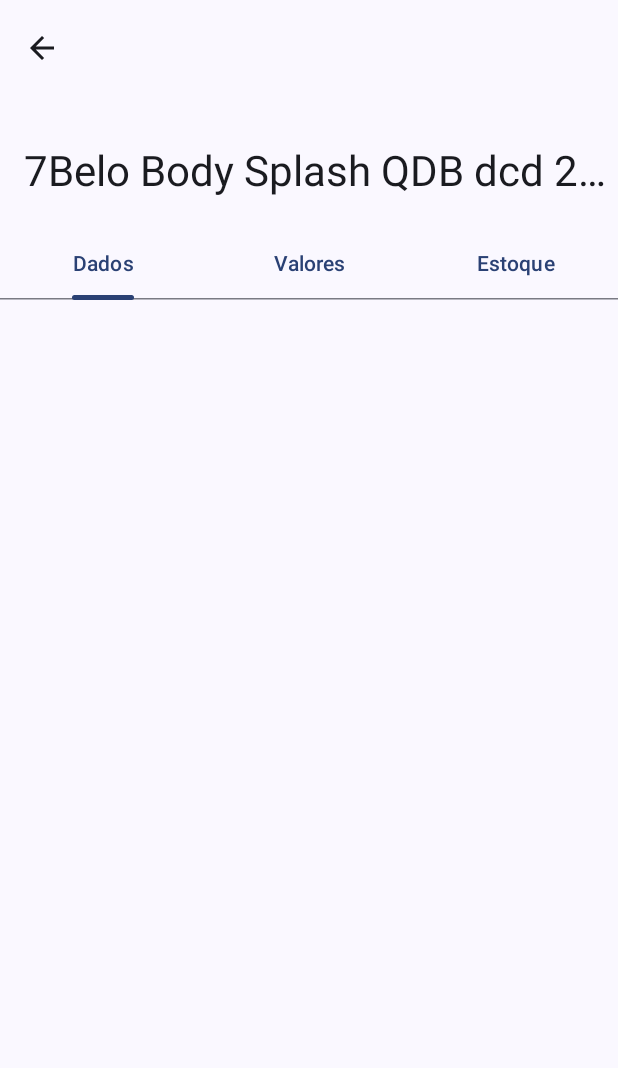
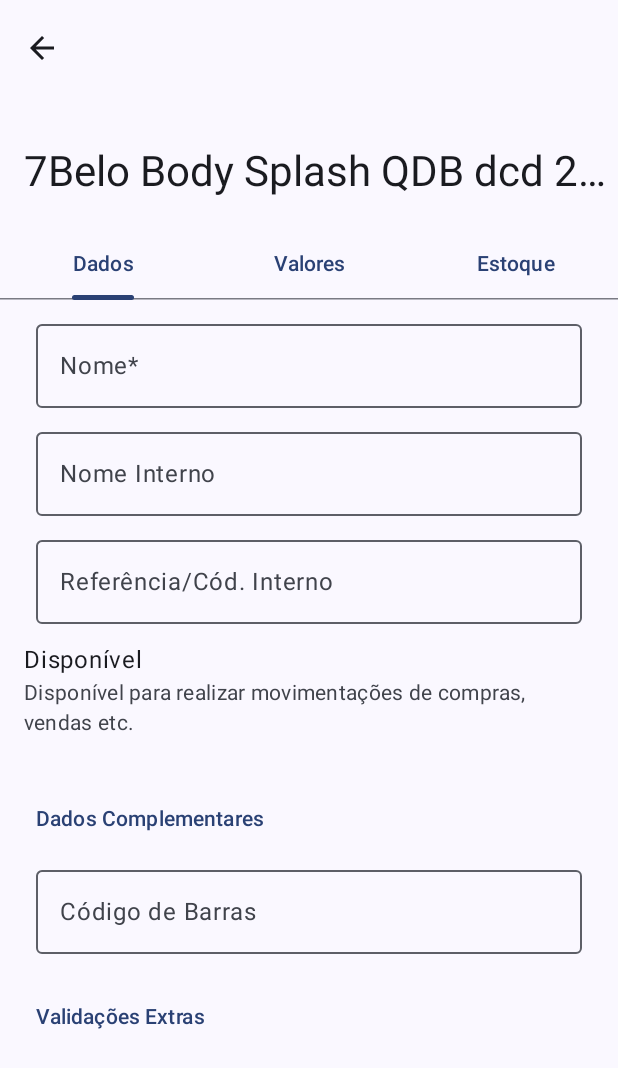
Before and after one commit to gabrielwbenatti/cosmetika, an Android app built with Jetpack Compose: the ProductsDetailPage screen opened through its navigation route, on a phone screen of 412 x 824 dp. Shown: the top 1068 px of the screen. Run offline under Robolectric (Android 15) with nearby library versions, the phone set to English and light mode, and no system bars; 1 statement that could not run was skipped.

Commit message:
ajustes - incompleto

```diff
--- /dev/null
+++ b/CosmetikaApp/app/src/main/java/com/nittbae/cosmetika/ui/components/base/CKOutlinedTextField.kt
@@ -0,0 +1,24 @@
+package com.nittbae.cosmetika.ui.components.base
+
+import androidx.compose.foundation.layout.fillMaxWidth
+import androidx.compose.foundation.layout.padding
+import androidx.compose.material3.OutlinedTextField
+import androidx.compose.material3.Text
+import androidx.compose.runtime.Composable
+import androidx.compose.ui.Modifier
+import androidx.compose.ui.unit.dp
+
+@Composable
+fun CKOutlinedTextField(
+    modifier: Modifier = Modifier,
+    label: String,
+    value: String,
+    onValueChange: (String) -> Unit,
+) {
+    OutlinedTextField(
+        modifier = modifier,
+        label = { Text(text = label) },
+        value = value,
+        onValueChange = onValueChange
+    )
+}
--- /dev/null
+++ b/CosmetikaApp/app/src/main/java/com/nittbae/cosmetika/ui/components/base/CKSettingItemList.kt
@@ -0,0 +1,78 @@
+package com.nittbae.cosmetika.ui.page.home.products
+
+import androidx.compose.foundation.clickable
+import androidx.compose.foundation.layout.Arrangement
+import androidx.compose.foundation.layout.Box
+import androidx.compose.foundation.layout.Column
+import androidx.compose.foundation.layout.Row
+import androidx.compose.foundation.layout.fillMaxHeight
+import androidx.compose.foundation.layout.fillMaxWidth
+import androidx.compose.foundation.layout.padding
+import androidx.compose.material3.ListItem
+import androidx.compose.material3.MaterialTheme
+import androidx.compose.material3.Surface
+import androidx.compose.material3.Text
+import androidx.compose.runtime.Composable
+import androidx.compose.ui.Alignment
+import androidx.compose.ui.Modifier
+import androidx.compose.ui.graphics.Color
+import androidx.compose.ui.text.style.TextOverflow
+import androidx.compose.ui.unit.dp
+
+@Composable
+fun CKSettingListItem(
+    modifier: Modifier = Modifier,
+    headline: String,
+    supportingText: String? = null,
+    leading: (@Composable () -> Unit)? = null,
+    trailing: (@Composable () -> Unit)? = null,
+    onClick: (() -> Unit)? = null,
+) {
+    Surface(
+        modifier = Modifier
+            .fillMaxWidth()
+            .clickable { onClick?.invoke() },
+        color = Color.Unspecified
+    ) {
+        Row(
+            modifier = Modifier.padding(horizontal = 24.dp, vertical = 8.dp),
+            horizontalArrangement = Arrangement.SpaceBetween,
+            verticalAlignment = Alignment.CenterVertically
+        ) {
+            if (leading != null) {
+                Box(
+                    modifier = Modifier
+                        .fillMaxHeight()
+                        .padding(end = 16.dp)
+                ) {
+                    leading.invoke()
+                }
+            }
+
+            Column(
+                modifier = Modifier
+                    .weight(1f)
+                    .fillMaxHeight()
+                    .padding(end = 16.dp)
+            ) {
+                Text(
+                    text = headline,
+                    maxLines = if (supportingText != null) 1 else 2,
+                    overflow = TextOverflow.Ellipsis,
+                    style = MaterialTheme.typography.bodyLarge,
+                    color = MaterialTheme.colorScheme.onSurface
+                )
+
+                if (supportingText != null) {
+                    Text(
+                        text = supportingText,
+                        style = MaterialTheme.typography.bodyMedium,
+                        color = MaterialTheme.colorScheme.onSurfaceVariant
+                    )
+                }
+            }
+
+            trailing?.invoke()
+        }
+    }
+}
--- a/CosmetikaApp/app/src/main/java/com/nittbae/cosmetika/ui/page/home/products/ProductListItem.kt
+++ b/CosmetikaApp/app/src/main/java/com/nittbae/cosmetika/ui/page/home/products/ProductListItem.kt
@@ -1,79 +1,31 @@
 package com.nittbae.cosmetika.ui.page.home.products
 
-import androidx.compose.foundation.clickable
-import androidx.compose.foundation.layout.Arrangement
-import androidx.compose.foundation.layout.Box
-import androidx.compose.foundation.layout.Column
-import androidx.compose.foundation.layout.Row
-import androidx.compose.foundation.layout.fillMaxHeight
-import androidx.compose.foundation.layout.fillMaxWidth
-import androidx.compose.foundation.layout.padding
-import androidx.compose.material3.MaterialTheme
-import androidx.compose.material3.Surface
+import androidx.compose.material3.ListItem
 import androidx.compose.material3.Text
 import androidx.compose.runtime.Composable
-import androidx.compose.ui.Alignment
 import androidx.compose.ui.Modifier
-import androidx.compose.ui.graphics.Color
-import androidx.compose.ui.text.style.TextOverflow
-import androidx.compose.ui.unit.dp
 
 @Composable
 fun ProductListItem(
+    modifier: Modifier = Modifier,
     headline: String,
     supportingText: String? = null,
     leading: (@Composable () -> Unit)? = null,
     trailing: (@Composable () -> Unit)? = null,
     onClick: () -> Unit = {},
 ) {
-    Surface(
-        modifier = Modifier
-            .fillMaxWidth()
-            .clickable {
-                onClick()
-            },
-        color = Color.Unspecified
-    ) {
-        Row(
-            modifier = Modifier
-                .padding(horizontal = 24.dp, vertical = 8.dp),
-            horizontalArrangement = Arrangement.SpaceBetween,
-            verticalAlignment = Alignment.CenterVertically
-        ) {
-            if (leading != null) {
-                Box(
-                    modifier = Modifier
-                        .fillMaxHeight()
-                        .padding(end = 16.dp)
-                ) {
-                    leading.invoke()
-                }
-            }
+    ListItem(
+        headlineContent = { Text(text = headline) },
+        supportingText = { if (supportingText != null) Text(text = supportingText) }
+    )
 
-            Column(
-                modifier = Modifier
-                    .weight(1f)
-                    .fillMaxHeight()
-                    .padding(end = 16.dp)
-            ) {
-                Text(
-                    text = headline,
-                    maxLines = if (supportingText != null) 1 else 2,
-                    overflow = TextOverflow.Ellipsis,
-                    style = MaterialTheme.typography.bodyLarge,
-                    color = MaterialTheme.colorScheme.onSurface
-                )
 
-                if (supportingText != null) {
-                    Text(
-                        text = supportingText,
-                        style = MaterialTheme.typography.bodyMedium,
-                        color = MaterialTheme.colorScheme.onSurfaceVariant
-                    )
-                }
-            }
-
-            trailing?.invoke()
-        }
-    }
+    CKSettingListItem(
+        modifier,
+        headline,
+        supportingText,
+        leading,
+        trailing,
+        onClick
+    )
 }
--- a/CosmetikaApp/app/src/main/java/com/nittbae/cosmetika/ui/page/home/products/ProductsPage.kt
+++ b/CosmetikaApp/app/src/main/java/com/nittbae/cosmetika/ui/page/home/products/ProductsPage.kt
@@ -39,20 +39,14 @@ fun ProductsPage(
             }
             item {
                 ProductListItem(
-                    "7Belo Body Splash QDB 200ml",
-                    "Perfumaria",
+                    modifier = Modifier.padding(horizontal = 24.dp ),
+                    headline = "7Belo Body Splash QDB 200ml",
+                    supportingText = "Perfumaria",
                     trailing = { Text(text = "62,90") },
                     leading = { Icon(imageVector = Icons.Default.Build, contentDescription = "") },
                     onClick = { navController.navigate(RouteName.PRODUCTS_DETAIL) }
                 )
             }
-            item {
-                ProductListItem(
-                    "7Belo Body Splash QDB QDB QDB QDB DB QDB QDB QDB DB QDB QDB QDB DB QDB QDB QDB QDB QDB 200ml",
-                    trailing = { Text(text = "62,90") },
-                    leading = { Icon(imageVector = Icons.Default.Build, contentDescription = "") }
-                )
-            }
         }
     }
 }
--- a/CosmetikaApp/app/src/main/java/com/nittbae/cosmetika/ui/page/home/products/detail/ProductsDetailPage.kt
+++ b/CosmetikaApp/app/src/main/java/com/nittbae/cosmetika/ui/page/home/products/detail/ProductsDetailPage.kt
@@ -1,5 +1,9 @@
 package com.nittbae.cosmetika.ui.page.home.products.detail
 
+import androidx.compose.foundation.layout.Spacer
+import androidx.compose.foundation.layout.fillMaxWidth
+import androidx.compose.foundation.layout.height
+import androidx.compose.foundation.layout.padding
 import androidx.compose.foundation.lazy.LazyColumn
 import androidx.compose.material.icons.Icons
 import androidx.compose.material.icons.automirrored.filled.ArrowBack
@@ -7,7 +11,10 @@ import androidx.compose.material3.ExperimentalMaterial3Api
 import androidx.compose.material3.Icon
 import androidx.compose.material3.IconButton
 import androidx.compose.material3.LargeTopAppBar
+import androidx.compose.material3.ListItem
+import androidx.compose.material3.OutlinedTextField
 import androidx.compose.material3.PrimaryTabRow
+import androidx.compose.material3.Switch
 import androidx.compose.material3.Tab
 import androidx.compose.runtime.Composable
 import androidx.compose.material3.Text
@@ -15,9 +22,14 @@ import androidx.compose.runtime.getValue
 import androidx.compose.runtime.mutableIntStateOf
 import androidx.compose.runtime.remember
 import androidx.compose.runtime.setValue
+import androidx.compose.ui.Modifier
 import androidx.compose.ui.text.style.TextOverflow
+import androidx.compose.ui.unit.dp
 import androidx.navigation.NavController
+import com.nittbae.cosmetika.ui.components.base.CKOutlinedTextField
 import com.nittbae.cosmetika.ui.components.base.CKScaffold
+import com.nittbae.cosmetika.ui.components.base.CKSubtitle
+import com.nittbae.cosmetika.ui.page.home.products.CKSettingListItem
 
 @OptIn(ExperimentalMaterial3Api::class)
 @Composable
@@ -48,8 +60,6 @@ fun ProductsDetailPage(
         var state by remember { mutableIntStateOf(0) }
         val titles = listOf("Dados", "Valores", "Estoque")
 
-        LazyColumn {
-            item {
         PrimaryTabRow(selectedTabIndex = state) {
             titles.forEachIndexed { index, title ->
                 Tab(
@@ -59,6 +69,69 @@ fun ProductsDetailPage(
                 )
             }
         }
+
+        LazyColumn {
+            item {
+                CKOutlinedTextField(
+                    modifier = Modifier
+                        .fillMaxWidth()
+                        .padding(24.dp, 8.dp, 24.dp),
+                    label = "Nome*",
+                    value = "",
+                    onValueChange = {}
+                )
+                CKOutlinedTextField(
+                    modifier = Modifier
+                        .fillMaxWidth()
+                        .padding(24.dp, 8.dp, 24.dp),
+                    label = "Nome Interno",
+                    value = "",
+                    onValueChange = {}
+                )
+                CKOutlinedTextField(
+                    modifier = Modifier
+                        .fillMaxWidth()
+                        .padding(24.dp, 8.dp, 24.dp),
+                    label = "Referência/Cód. Interno",
+                    value = "",
+                    onValueChange = {}
+                )
+                ListItem(
+                    headlineContent = { Text(text = "Disponível") },
+                    supportingContent = { Text(text = "Disponível para realizar movimentações de compras, vendas etc.") }
+                )
+//                CKSettingListItem(
+//                    modifier = Modifier
+//                        .fillMaxWidth()
+//                        .padding(24.dp, 8.dp, 24.dp),
+//                    headline = "Disponível",
+//                    supportingText = "Disponível para realizar movimentações de compras, vendas etc.",
+//                    trailing = {
+//                        Switch(checked = false, onCheckedChange = {})
+//                    }
+//                )
+            }
+
+            item {
+                CKSubtitle(
+                    modifier = Modifier.padding(start = 24.dp, top = 24.dp, end = 24.dp),
+                    text = "Dados Complementares"
+                )
+                CKOutlinedTextField(
+                    modifier = Modifier
+                        .fillMaxWidth()
+                        .padding(24.dp, 8.dp, 24.dp),
+                    label = "Código de Barras",
+                    value = "",
+                    onValueChange = {}
+                )
+            }
+
+            item {
+                CKSubtitle(
+                    modifier = Modifier.padding(start = 24.dp, top = 24.dp, end = 24.dp),
+                    text = "Validações Extras"
+                )
             }
         }
     }
```
Lines whose indentation alone changed are shown as unchanged.
